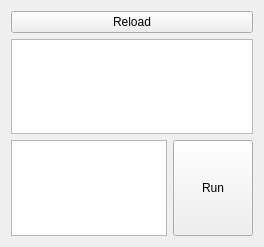
Amulet-Team/Amulet-Editor, file src/amulet_editor/plugins/amulet_team_inspector/_inspector/_inspector.ui: the form before one commit.
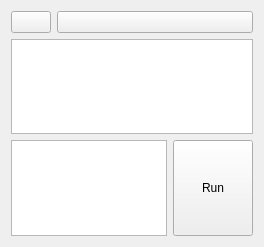
The form after the commit.

Commit message: Added hover highlighting to the inspector (#39)

Patch:
```diff
--- a/src/amulet_editor/plugins/amulet_team_inspector/_inspector/_inspector.ui
+++ b/src/amulet_editor/plugins/amulet_team_inspector/_inspector/_inspector.ui
@@ -18,11 +18,28 @@
   </property>
   <layout class="QVBoxLayout" name="verticalLayout">
    <item>
+    <layout class="QHBoxLayout" name="horizontalLayout_2">
+     <item>
+      <widget class="QPushButton" name="inspect_button">
+       <property name="sizePolicy">
+        <sizepolicy hsizetype="Maximum" vsizetype="Fixed">
+         <horstretch>0</horstretch>
+         <verstretch>0</verstretch>
+        </sizepolicy>
+       </property>
+       <property name="text">
+        <string/>
+       </property>
+      </widget>
+     </item>
+     <item>
     <widget class="QPushButton" name="reload_button">
      <property name="text">
-      <string>Reload</string>
-     </property>
-    </widget>
+        <string/>
+       </property>
+      </widget>
+     </item>
+    </layout>
    </item>
    <item>
     <widget class="QTreeWidget" name="tree_widget">
```
Lines whose indentation alone changed are shown as unchanged. The commit also changes 5 other files.
